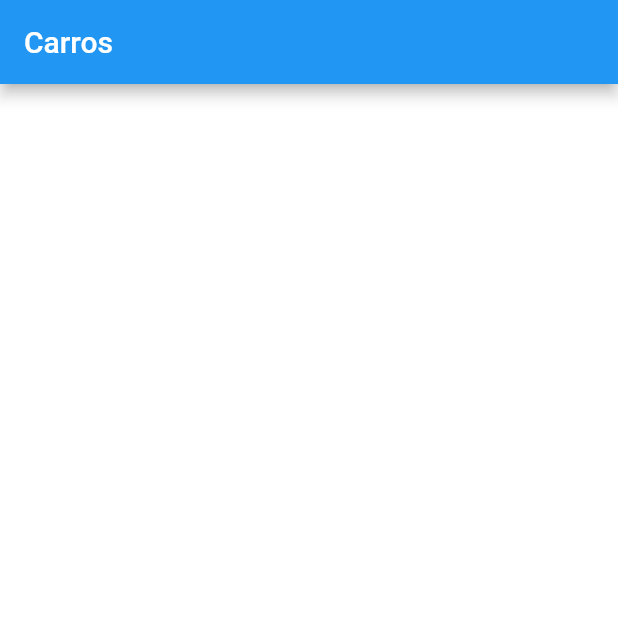
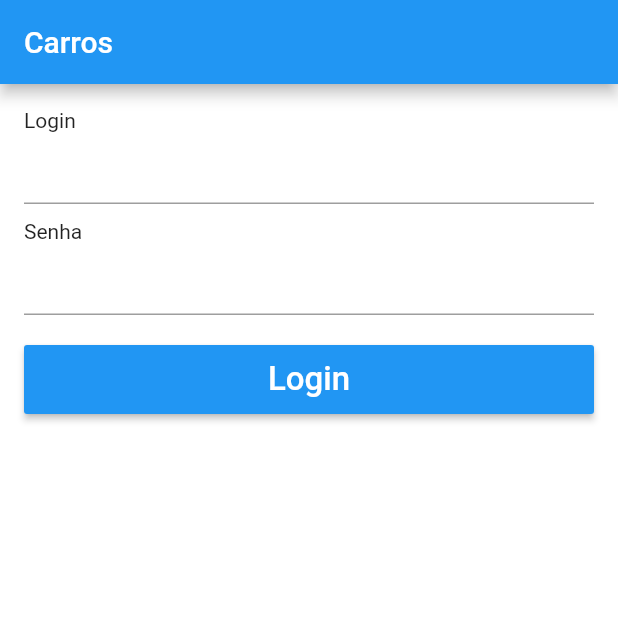
Before and after one commit to mauro-santos/Carros, a Flutter app: the screen it shows after launch, on a phone screen of 412 x 824 dp, the top half of it. Run offline on Flutter 3.47's test engine with Material 2 defaults, Android fonts, the phone set to English and light mode, and no system bars.

Commit message:
- Layout básico do form login.

```diff
--- a/lib/pages/login_page.dart
+++ b/lib/pages/login_page.dart
@@ -12,6 +12,38 @@ class LoginPage extends StatelessWidget {
   }
 
   _body() {
-    return Container();
+    return Container(
+      padding: EdgeInsets.all(16),
+      child: ListView(
+        children: <Widget>[
+          Text("Login"),
+          TextFormField(),
+          SizedBox(
+            height: 10,
+          ),
+          Text("Senha"),
+          TextFormField(
+            obscureText: true,
+          ),
+          SizedBox(
+            height: 20,
+          ),
+          Container(
+            height: 46,
+            child: RaisedButton(
+              color: Colors.blue,
+              child: Text(
+                "Login",
+                style: TextStyle(
+                  color: Colors.white,
+                  fontSize: 22,
+                ),
+              ),
+              onPressed: () {},
+            ),
+          )
+        ],
+      ),
+    );
   }
 }
```
